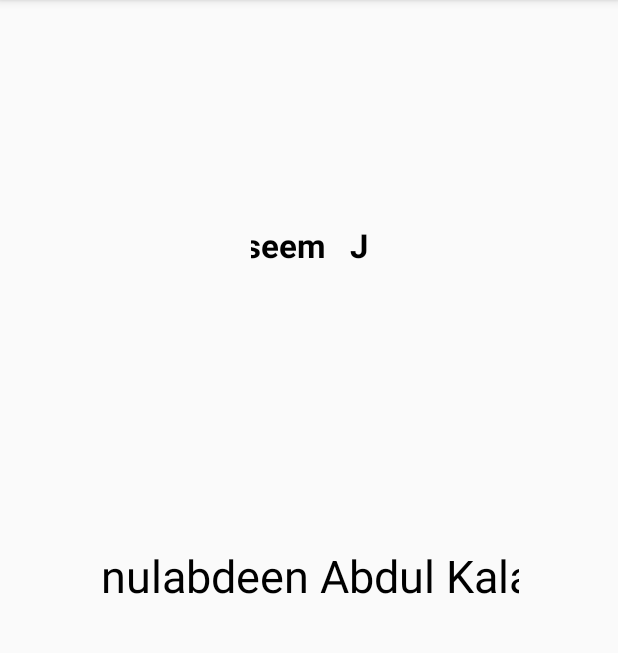
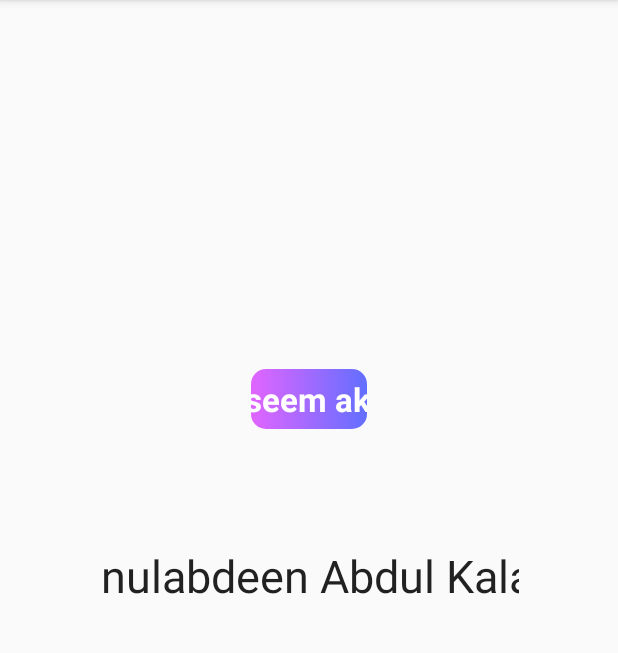
Before and after one commit to Jaseemakhtar/MarqueeTextView, an Android app: the screen it shows after launch (MainActivity), on a phone screen of 412 x 824 dp, the part 84-737 px from its top. Run offline under Robolectric (Android 15) with nearby library versions, the phone set to English and light mode, and no system bars.

Commit message:
Resolve setText, textColor issue, Add start method

```diff
--- a/app/src/main/java/com/jsync/qmarqueetextview/MainActivity.kt
+++ b/app/src/main/java/com/jsync/qmarqueetextview/MainActivity.kt
@@ -2,11 +2,16 @@ package com.jsync.qmarqueetextview
 
 import androidx.appcompat.app.AppCompatActivity
 import android.os.Bundle
+import android.os.Handler
+import kotlinx.android.synthetic.main.activity_main.*
 
 class MainActivity : AppCompatActivity() {
 
     override fun onCreate(savedInstanceState: Bundle?) {
         super.onCreate(savedInstanceState)
         setContentView(R.layout.activity_main)
+        topMarquee.text = "Mr. Jaseem akhtar"
+        topMarquee.start()
+        bottomMarquee.start()
     }
 }
--- a/app/src/main/java/com/jsync/qmarqueetextview/MarqueeTextView.kt
+++ b/app/src/main/java/com/jsync/qmarqueetextview/MarqueeTextView.kt
@@ -20,8 +20,10 @@ constructor(
 
     private var textX: Float
     private var textY: Float
-    private lateinit var roller: ValueAnimator
-    private val textBounds = Rect()
+    private var roller: ValueAnimator? =  null
+    private val textBounds: Rect by lazy {
+        Rect()
+    }
     private var textHeight: Int
     private var textWidth: Int
     private var marqueeText: String
@@ -35,6 +37,7 @@ constructor(
         textHeight = getTextHeight(text as String?)
         textWidth = getTextWidth(text as String)
         marqueeText = text.toString()
+        paint.color = currentTextColor
         marqueeDuration =
             typedArray.getInteger(R.styleable.MarqueeTextView_marqueeDuration, 3000).toLong()
         marqueeDelay =
@@ -42,28 +45,42 @@ constructor(
         typedArray.recycle()
     }
 
-    override fun onAttachedToWindow() {
-        super.onAttachedToWindow()
-        post {
-            textY = ((height / 2 + textHeight / 2).toFloat())
+    override fun setText(text: CharSequence?, type: BufferType?) {
+        super.setText(text, type)
+        marqueeText = text.toString()
+        textWidth = getTextWidth(marqueeText)
+        roller?.removeAllUpdateListeners()
+        roller?.cancel()
+        textX = paddingLeft.toFloat()
+        invalidate()
+    }
+
+    fun start(){
         if(textWidth > width - (paddingLeft + paddingRight)){
             // need to roll
             marqueeText = "$text\t\t\t$text"
             roller = ValueAnimator.ofFloat(paddingLeft.toFloat(), -1f * (getTextWidth("\t\t\t") + textWidth - paddingLeft))
-                roller.startDelay = marqueeDelay
-                roller.duration = marqueeDuration
-                roller.interpolator = AccelerateDecelerateInterpolator()
-                roller.addUpdateListener {
+            roller?.startDelay = marqueeDelay
+            roller?.duration = marqueeDuration
+            roller?.interpolator = AccelerateDecelerateInterpolator()
+            roller?.addUpdateListener {
                 textX = it.animatedValue as Float
                 invalidate()
             }
-                roller.addListener(object : AnimatorListenerAdapter(){
+            roller?.addListener(object : AnimatorListenerAdapter(){
                 override fun onAnimationEnd(animation: Animator?) {
-                        roller.start()
+                    roller?.start()
                 }
             })
-                roller.start()
+            roller?.start()
         }
+    }
+
+    override fun onAttachedToWindow() {
+        super.onAttachedToWindow()
+        post{
+            textY = ((height / 2 + textHeight / 2).toFloat())
+            invalidate()
         }
     }
 
--- /dev/null
+++ b/app/src/main/res/drawable-v24/bg_gradient_caller_id.xml
@@ -0,0 +1,13 @@
+<?xml version="1.0" encoding="utf-8"?>
+<shape xmlns:android="http://schemas.android.com/apk/res/android"
+    android:shape="rectangle">
+
+    <gradient
+        android:startColor="#e165ff"
+        android:endColor="#626fff"
+        android:angle="0"/>
+
+    <corners
+        android:radius="10dp"/>
+
+</shape>
--- a/app/src/main/res/layout/activity_main.xml
+++ b/app/src/main/res/layout/activity_main.xml
@@ -7,20 +7,24 @@
     tools:context=".MainActivity">
 
     <com.jsync.qmarqueetextview.MarqueeTextView
+        android:id="@+id/topMarquee"
         android:layout_width="77dp"
+        android:layout_height="40dp"
+        android:background="@drawable/bg_gradient_caller_id"
         android:padding="4dp"
-        android:layout_height="wrap_content"
-        android:text="Jaseem"
+        android:text="Jaseem Akhtar"
+        android:textColor="#ffffff"
         android:textSize="22sp"
         android:textStyle="bold"
-        app:marqueeDelay="2000"
-        app:layout_constraintBottom_toTopOf="@+id/QMarqueeTextView"
+        app:layout_constraintBottom_toBottomOf="parent"
         app:layout_constraintEnd_toEndOf="parent"
         app:layout_constraintStart_toStartOf="parent"
-        app:layout_constraintTop_toTopOf="parent" />
+        app:layout_constraintTop_toTopOf="parent"
+        app:layout_constraintVertical_bias="0.338"
+        app:marqueeDelay="2000" />
 
     <com.jsync.qmarqueetextview.MarqueeTextView
-        android:id="@+id/QMarqueeTextView"
+        android:id="@+id/bottomMarquee"
         android:layout_width="280dp"
         android:layout_height="wrap_content"
         android:text="Avul Pakir Jainulabdeen Abdul Kalam"
```
Lines whose indentation alone changed are shown as unchanged.
